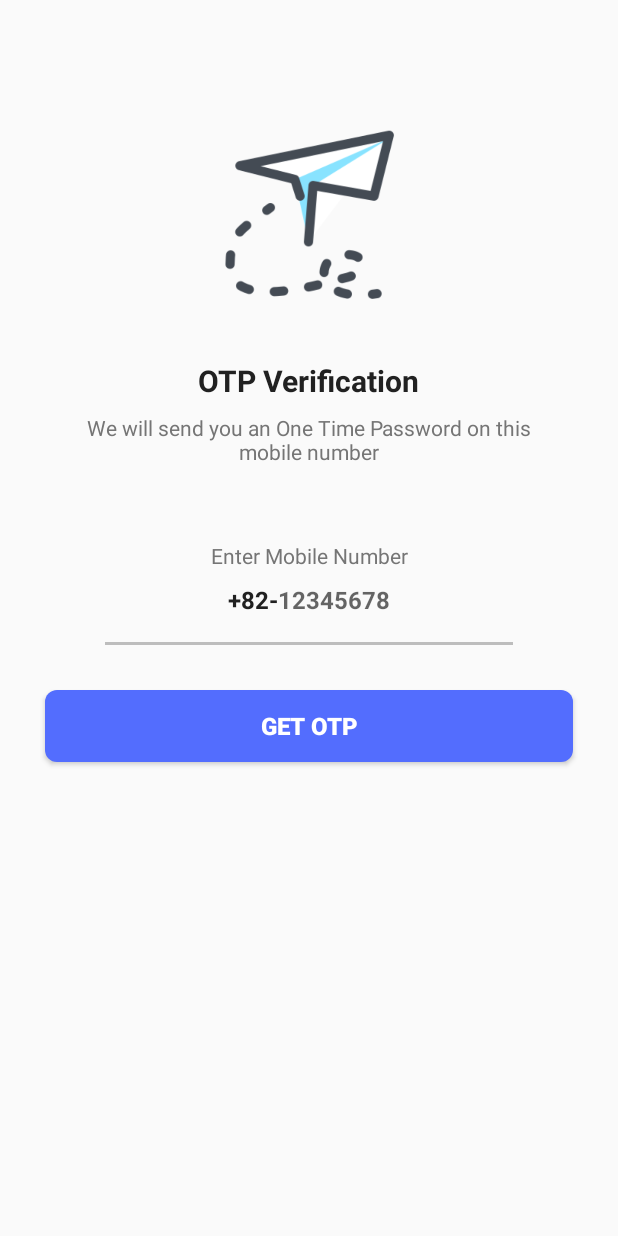
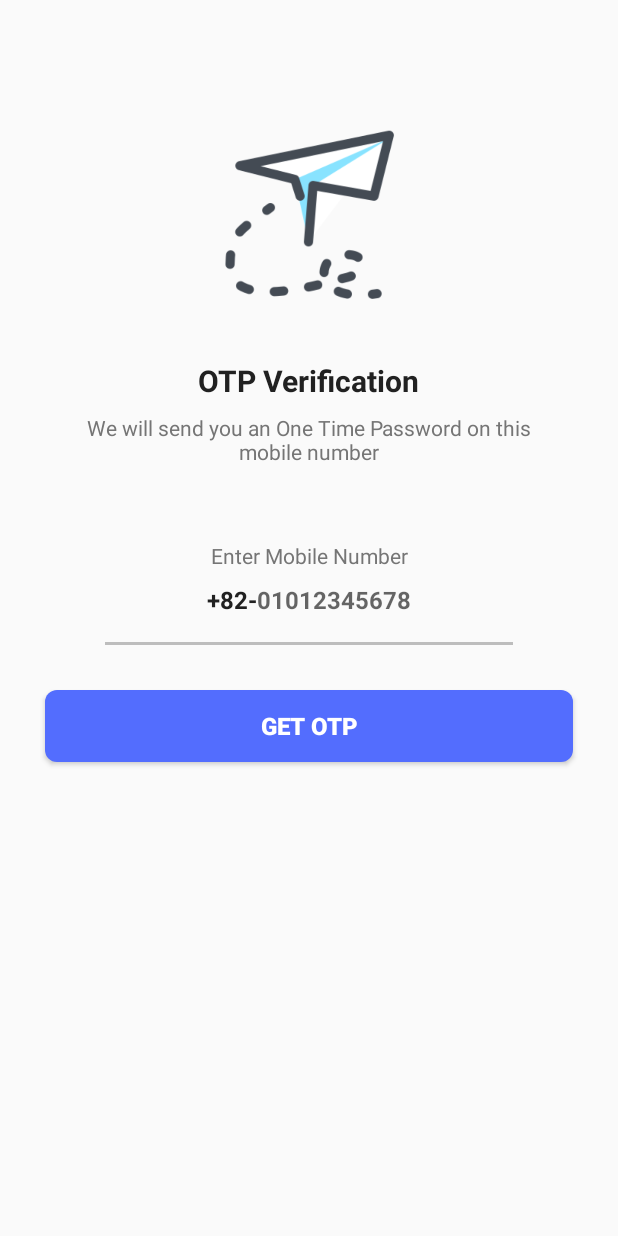
Before and after one commit to soyoonseo/spoofingproject, an Android app: the SendOTPActivity screen opened directly, with no data from a screen before it, on a phone screen of 412 x 824 dp. Run offline under Robolectric (Android 15) with nearby library versions, the phone set to English and light mode, and no system bars; our stand-ins replace Firebase (no records; nobody signed in at launch, a user with empty details on screens opened directly).

Commit message:
add OTP Activity

```diff
--- a/app/src/main/res/layout/activity_send_o_t_p.xml
+++ b/app/src/main/res/layout/activity_send_o_t_p.xml
@@ -73,7 +73,7 @@
                 android:layout_width="wrap_content"
                 android:layout_height="40dp"
                 android:background="@null"
-                android:hint="12345678"
+                android:hint="01012345678"
                 android:imeOptions="actionDone"
                 android:importantForAutofill="no"
                 android:inputType="number"
```
